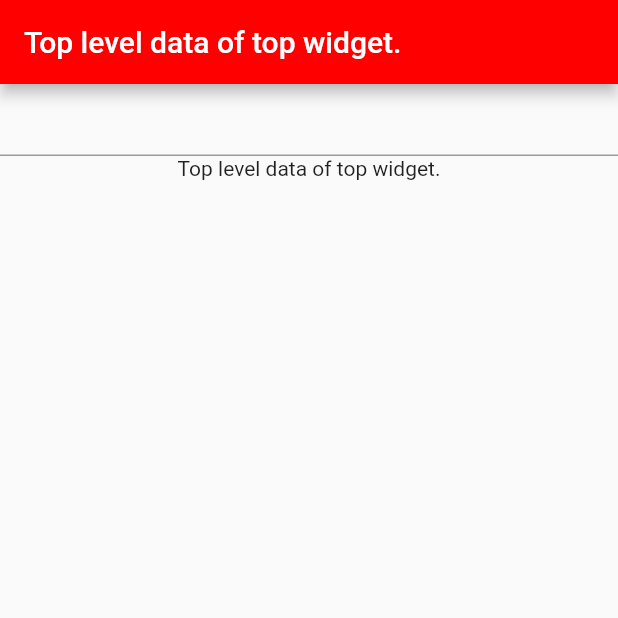
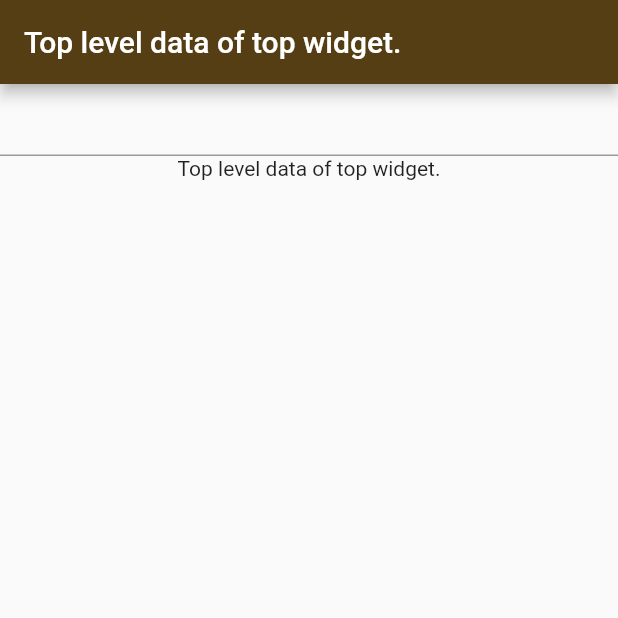
Before and after one commit to const-nawata/flutter_tst, a Flutter app: the screen it shows after launch, on a phone screen of 412 x 824 dp, the top half of it. Run offline on Flutter 3.47's test engine with Material 2 defaults, Android fonts, the phone set to English and light mode, and no system bars.

Commit message:
Small changes

```diff
--- a/lib/main.dart
+++ b/lib/main.dart
@@ -15,8 +15,8 @@ class MyApp extends StatelessWidget {
       child: MaterialApp(
         title: 'Task App Provider',
         theme: ThemeData(
-          primaryColor: Color(0xFFFF0000),
-          accentColor: Color(0xFFFF8A80),
+          primaryColor: Color(0xFF553E13),
+          accentColor: Color(0xFFFFE380),
         ),
         home: HomePage(),
       ),
--- a/lib/models/data.dart
+++ b/lib/models/data.dart
@@ -1,5 +1,4 @@
-
-import 'package:flutter/cupertino.dart';
+import 'package:flutter/material.dart';
 
 class Data with ChangeNotifier{
   String _data = 'Top level data of top widget.';
```
